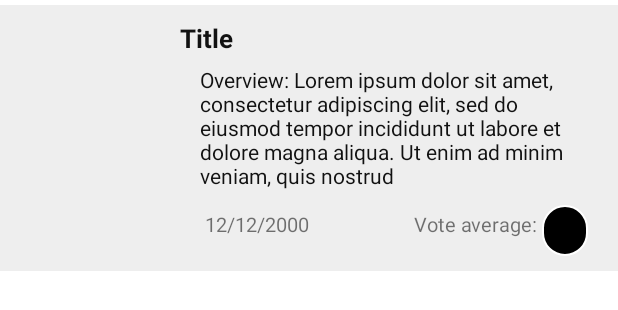
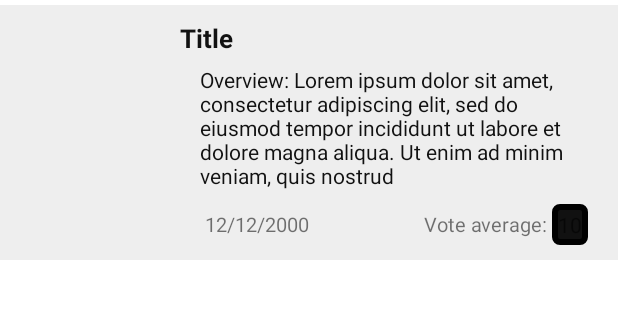
Before and after one commit to FerNoceti/PIL-Movie-App, an Android app: the layout item_recycler.xml on its own in the app's theme, with its tools: preview values and no code run, on a phone screen of 412 x 824 dp. Shown: the top 310 px of the screen. Run offline under Robolectric (Android 15) with nearby library versions, the phone set to English and light mode, and no system bars; network calls fail.

Commit message:
ItemRecycler UI changes

```diff
--- a/app/src/main/res/drawable/textview_rounded.xml
+++ b/app/src/main/res/drawable/textview_rounded.xml
@@ -1,8 +1,8 @@
 <shape xmlns:android="http://schemas.android.com/apk/res/android"
     android:shape="rectangle">
-    <corners android:radius="500dp" />
-    <solid android:color="@color/black" />
+    <corners android:radius="3dp" />
+    <solid android:color="@color/black2" />
     <stroke
-        android:width="1dp"
-        android:color="@color/white" />
+        android:width="4dp"
+        android:color="@color/black" />
 </shape>
--- a/app/src/main/res/layout/item_recycler.xml
+++ b/app/src/main/res/layout/item_recycler.xml
@@ -69,8 +69,9 @@
         android:layout_height="wrap_content"
         android:layout_marginHorizontal="3dp"
         android:layout_marginEnd="10dp"
+        android:padding="4dp"
         android:background="@drawable/textview_rounded"
-        android:padding="7dp"
+        app:layout_constraintBottom_toBottomOf="@+id/vote_average_text"
         app:layout_constraintEnd_toEndOf="parent"
         app:layout_constraintTop_toTopOf="@+id/vote_average_text"
         tools:text="10" />
```
